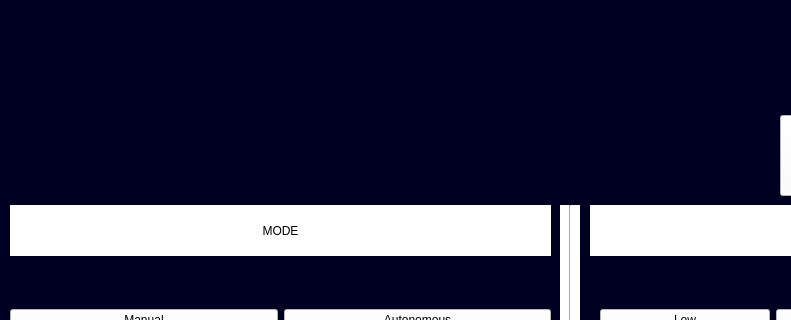
Aquaphoton-Training-25/mega-project-team-6, file firmware/firmware_gui/my_gui.ui: the form before one commit; both pictures show x 0 to 791 and y 415 to 735 of the 1166 by 862 pixel window.
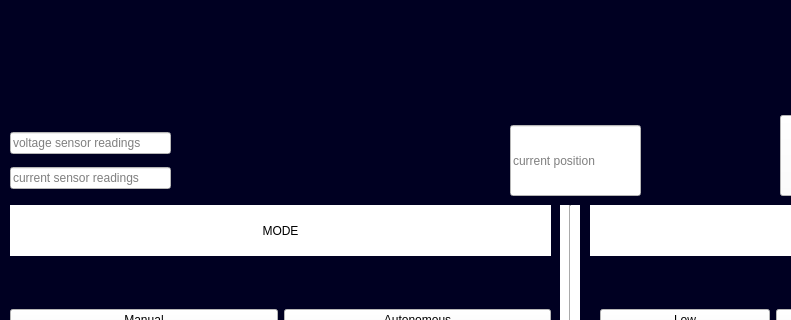
The form after the commit. Icons and pictures are not drawn.

```diff
--- a/firmware/firmware_gui/my_gui.ui
+++ b/firmware/firmware_gui/my_gui.ui
@@ -310,6 +310,61 @@
      <bool>false</bool>
     </property>
    </widget>
+   <widget class="QLineEdit" name="current_position">
+    <property name="geometry">
+     <rect>
+      <x>510</x>
+      <y>540</y>
+      <width>131</width>
+      <height>71</height>
+     </rect>
+    </property>
+    <property name="styleSheet">
+     <string notr="true">background-color: rgb(255, 255, 255);
+font: 10pt &quot;MS Shell Dlg 2&quot;;</string>
+    </property>
+    <property name="text">
+     <string/>
+    </property>
+    <property name="placeholderText">
+     <string>current position</string>
+    </property>
+   </widget>
+   <widget class="QWidget" name="verticalLayoutWidget">
+    <property name="geometry">
+     <rect>
+      <x>10</x>
+      <y>540</y>
+      <width>161</width>
+      <height>71</height>
+     </rect>
+    </property>
+    <layout class="QVBoxLayout" name="verticalLayout">
+     <item>
+      <widget class="QLineEdit" name="lineEdit">
+       <property name="styleSheet">
+        <string notr="true">background-color: rgb(255, 255, 255);</string>
+       </property>
+       <property name="placeholderText">
+        <string>voltage sensor readings</string>
+       </property>
+      </widget>
+     </item>
+     <item>
+      <widget class="QLineEdit" name="lineEdit_2">
+       <property name="styleSheet">
+        <string notr="true">background-color: rgb(255, 255, 255);</string>
+       </property>
+       <property name="text">
+        <string/>
+       </property>
+       <property name="placeholderText">
+        <string>current sensor readings</string>
+       </property>
+      </widget>
+     </item>
+    </layout>
+   </widget>
   </widget>
   <widget class="QMenuBar" name="menubar">
    <property name="geometry">
```
Left out of the diff: 8 changed lines with no effect on the pictures.
